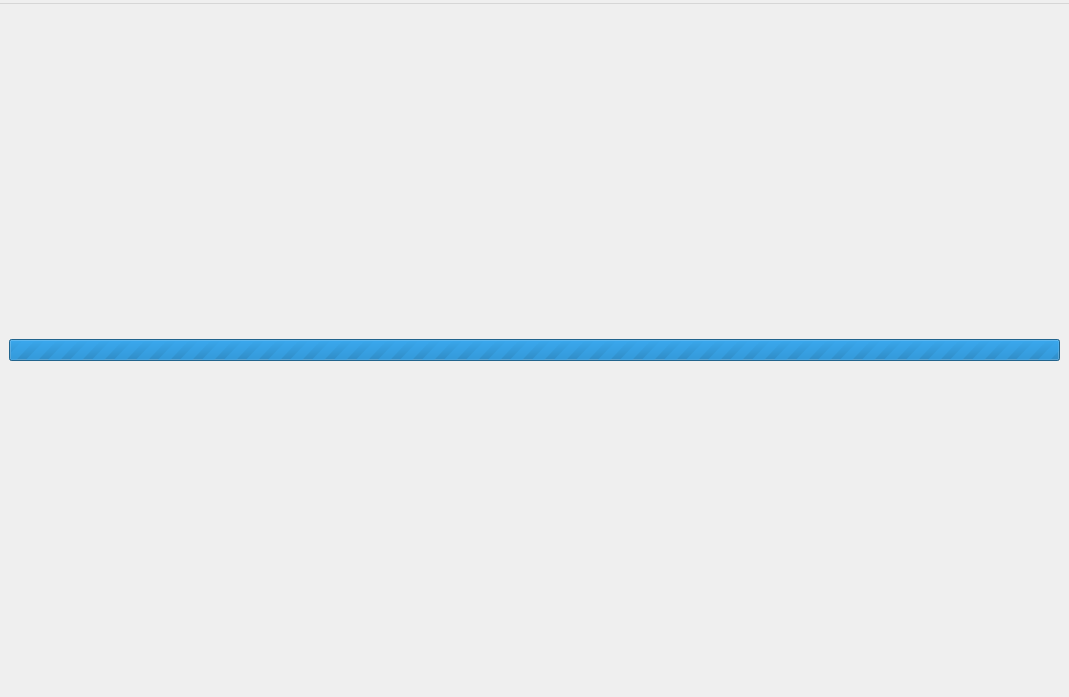
Qt form org.nickvision.application.qt/src/views/mainwindow.ui (NickvisionApps/Application) before a commit.
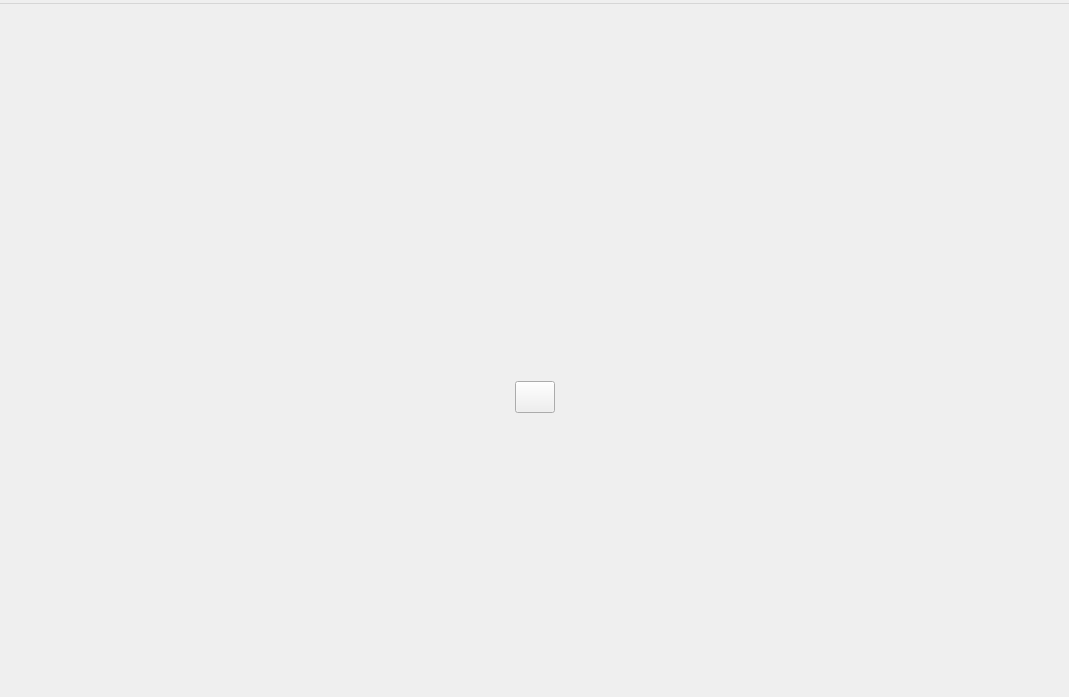
The same form after that commit. The open tabs and pages were chosen to show the change. Icons and pictures are not drawn.

```diff
--- a/org.nickvision.application.qt/src/views/mainwindow.ui
+++ b/org.nickvision.application.qt/src/views/mainwindow.ui
@@ -33,20 +33,6 @@
       <property name="currentIndex">
        <number>1</number>
       </property>
-      <widget class="QWidget" name="spinnerPage">
-       <layout class="QVBoxLayout" name="verticalLayout_3">
-        <item>
-         <widget class="QProgressBar" name="progressBar">
-          <property name="maximum">
-           <number>0</number>
-          </property>
-          <property name="textVisible">
-           <bool>false</bool>
-          </property>
-         </widget>
-        </item>
-       </layout>
-      </widget>
       <widget class="QWidget" name="homePage">
        <layout class="QHBoxLayout" name="horizontalLayout_2">
         <item>
```
Left out of the diff: 2 changed lines with no effect on the pictures.
